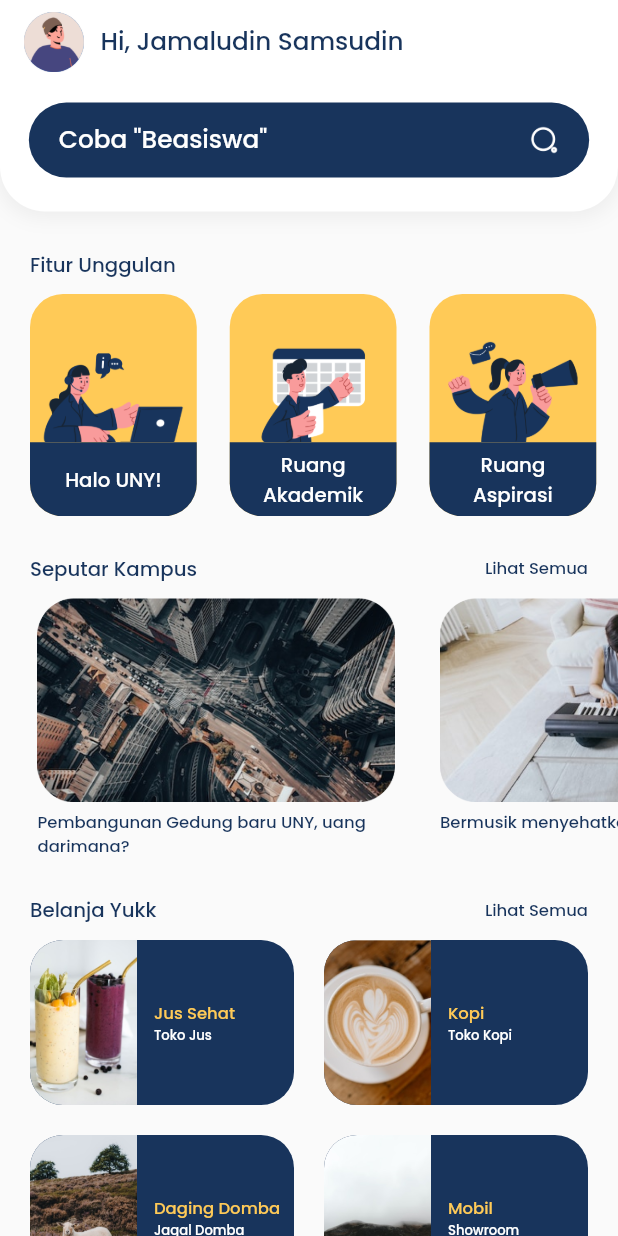
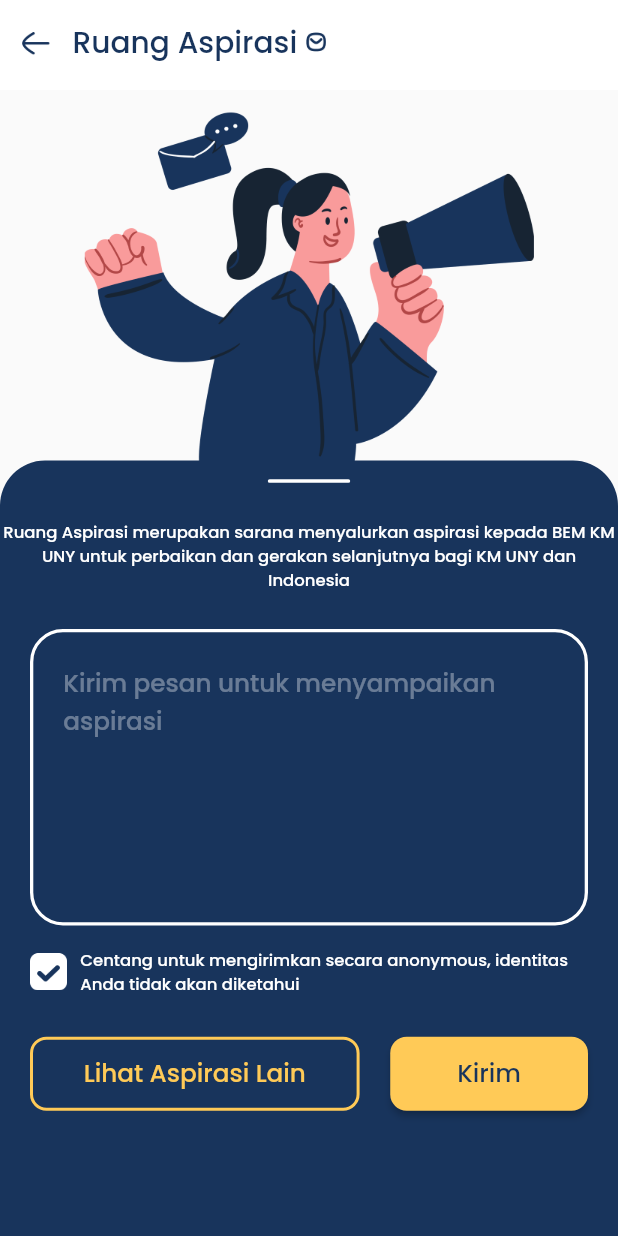
Before and after one commit to dxkrn/ruangtemu-apps, a Flutter app: the screen it shows after launch, after a tap on an icon or button, on a phone screen of 412 x 824 dp. Run offline on Flutter 3.47's test engine with Material 2 defaults, Android fonts, the phone set to English and light mode, and no system bars; our stand-ins replace flutter_screenutil, google_fonts, google_sign_in, liquid_swipe, smooth_page_indicator.

Commit message:
Create Ruang Aspirasi Page

```diff
--- /dev/null
+++ b/lib/Pages/Features/Aspirasi/ruang_aspirasi_form.dart
@@ -0,0 +1,208 @@
+import 'package:flutter/material.dart';
+import 'package:flutter_screenutil/flutter_screenutil.dart';
+import 'package:ruang_temu_apps/Widgets/feature_appbar.dart';
+import 'package:ruang_temu_apps/Widgets/rounded_button.dart';
+import 'package:ruang_temu_apps/Widgets/rounded_button_border.dart';
+import 'package:ruang_temu_apps/themes.dart';
+
+class RuangAspirasiForm extends StatefulWidget {
+  const RuangAspirasiForm({super.key});
+
+  @override
+  State<RuangAspirasiForm> createState() => _RuangAspirasiFormState();
+}
+
+class _RuangAspirasiFormState extends State<RuangAspirasiForm> {
+  bool isChecked = false;
+  @override
+  Widget build(BuildContext context) {
+    double deviceWidth = MediaQuery.of(context).size.width;
+    double deviceHeight = MediaQuery.of(context).size.height;
+    return Scaffold(
+      appBar: FeatureAppbar(
+        title: 'Ruang Aspirasi',
+        iconSrc: 'assets/icons/icon_mail.png',
+      ),
+      body: Stack(
+        children: [
+          Hero(
+            tag: 'assets/images/img_ill_aspirasi.png',
+            child: Container(
+              height: 200.h,
+              decoration: BoxDecoration(
+                image: DecorationImage(
+                  image: AssetImage('assets/images/img_ill_aspirasi.png'),
+                ),
+              ),
+            ),
+          ),
+          ListView(
+            children: [
+              Container(
+                height: 200.h,
+              ),
+              Container(
+                height: deviceHeight - 200.h,
+                decoration: BoxDecoration(
+                  borderRadius: BorderRadius.only(
+                    topLeft: Radius.circular(30),
+                    topRight: Radius.circular(30),
+                  ),
+                  color: blueColor,
+                ),
+                child: Column(
+                  children: [
+                    SizedBox(
+                      height: 10.h,
+                    ),
+                    Container(
+                      width: 50.w,
+                      height: 2.h,
+                      decoration: BoxDecoration(
+                        color: whiteColor,
+                        borderRadius: BorderRadius.circular(30.r),
+                      ),
+                    ),
+                    SizedBox(
+                      height: 20.h,
+                    ),
+                    Text(
+                      'Ruang Aspirasi merupakan sarana menyalurkan aspirasi kepada BEM KM UNY untuk perbaikan dan gerakan selanjutnya bagi KM UNY dan Indonesia',
+                      style: heading3TextStyle.copyWith(
+                        color: whiteColor,
+                      ),
+                      textAlign: TextAlign.center,
+                    ),
+                    SizedBox(
+                      height: 20.h,
+                    ),
+                    Container(
+                      padding: EdgeInsets.symmetric(
+                        horizontal: 20,
+                      ),
+                      height: 160.h,
+                      child: Container(
+                        alignment: Alignment.topLeft,
+                        padding: EdgeInsets.symmetric(
+                          horizontal: 20,
+                          vertical: 10,
+                        ),
+                        decoration: BoxDecoration(
+                          borderRadius: BorderRadius.circular(20.r),
+                          border: Border.all(
+                            color: whiteColor,
+                            width: 2.w,
+                          ),
+                        ),
+                        child: TextField(
+                          keyboardType: TextInputType.multiline,
+                          minLines: 1,
+                          maxLines: 7,
+                          style: heading1MediumTextStyle.copyWith(
+                            color: whiteColor,
+                          ),
+                          decoration: InputDecoration(
+                            border: InputBorder.none,
+                            hintStyle: heading1MediumTextStyle.copyWith(
+                              color: whiteColor.withAlpha(90),
+                            ),
+                            hintMaxLines: 7,
+                            hintText: 'Kirim pesan untuk menyampaikan aspirasi',
+                          ),
+                        ),
+                      ),
+                    ),
+
+                    //checklist
+                    Container(
+                      padding: EdgeInsets.symmetric(
+                        horizontal: 20,
+                      ),
+                      height: 50.h,
+                      child: Row(
+                        children: [
+                          GestureDetector(
+                            onTap: () {
+                              setState(() {
+                                isChecked = !isChecked;
+                              });
+                            },
+                            child: isChecked
+                                ? Container(
+                                    width: 20.h,
+                                    height: 20.h,
+                                    decoration: BoxDecoration(
+                                      borderRadius: BorderRadius.circular(5.r),
+                                      border: Border.all(
+                                        color: whiteColor,
+                                        width: 2,
+                                      ),
+                                    ),
+                                  )
+                                : SizedBox(
+                                    width: 20.h,
+                                    height: 20.h,
+                                    child: Image(
+                                      image: AssetImage(
+                                          'assets/icons/icon_check.png'),
+                                    ),
+                                  ),
+                          ),
+                          SizedBox(
+                            width: 8.w,
+                          ),
+                          SizedBox(
+                            width: 300.w,
+                            child: Text(
+                              'Centang untuk mengirimkan secara anonymous, identitas Anda tidak akan diketahui',
+                              maxLines: 3,
+                              style: heading3TextStyle.copyWith(
+                                color: whiteColor,
+                              ),
+                            ),
+                          ),
+                        ],
+                      ),
+                    ),
+                    SizedBox(
+                      height: 10.h,
+                    ),
+                    Container(
+                      padding: EdgeInsets.symmetric(
+                        horizontal: 20,
+                      ),
+                      child: Row(
+                        mainAxisAlignment: MainAxisAlignment.spaceBetween,
+                        children: [
+                          RoundedButtonBorder(
+                            width: 200.w,
+                            height: 40.h,
+                            text: 'Lihat Aspirasi Lain',
+                            borderColor: yellowColor,
+                            borderWidth: 2,
+                            textColor: yellowColor,
+                            onPressed: () {},
+                          ),
+                          RoundedButton(
+                            width: 120.w,
+                            height: 40.h,
+                            text: 'Kirim',
+                            buttonColor: yellowColor,
+                            textColor: blueColor,
+                            onPressed: () {
+                              Navigator.pushNamed(context, '/aspirasiThanks');
+                            },
+                          ),
+                        ],
+                      ),
+                    ),
+                  ],
+                ),
+              ),
+            ],
+          ),
+        ],
+      ),
+    );
+  }
+}
--- a/lib/Widgets/rounded_button.dart
+++ b/lib/Widgets/rounded_button.dart
@@ -32,7 +32,7 @@ class RoundedButton extends StatelessWidget {
           backgroundColor: MaterialStateProperty.all(buttonColor),
           shape: MaterialStateProperty.all(
             RoundedRectangleBorder(
-              borderRadius: BorderRadius.circular(30.r),
+              borderRadius: BorderRadius.circular(10.r),
             ),
           ),
         ),
--- /dev/null
+++ b/lib/Widgets/rounded_button_border.dart
@@ -0,0 +1,54 @@
+import 'package:flutter/material.dart';
+import 'package:flutter_screenutil/flutter_screenutil.dart';
+
+import '../themes.dart';
+
+class RoundedButtonBorder extends StatelessWidget {
+  RoundedButtonBorder({
+    Key? key,
+    required this.width,
+    required this.height,
+    required this.text,
+    required this.borderColor,
+    required this.borderWidth,
+    required this.textColor,
+    required this.onPressed,
+  }) : super(key: key);
+
+  double width;
+  double height;
+  double borderWidth;
+  String text;
+  Color borderColor;
+  Color textColor;
+  Function onPressed;
+
+  @override
+  Widget build(BuildContext context) {
+    return Container(
+      width: width,
+      height: height,
+      child: GestureDetector(
+        onTap: () => onPressed,
+        child: Container(
+          alignment: Alignment.center,
+          width: width,
+          height: height,
+          child: Text(
+            text,
+            style: heading1MediumTextStyle.copyWith(
+              color: textColor,
+            ),
+          ),
+          decoration: BoxDecoration(
+            borderRadius: BorderRadius.circular(10.r),
+            border: Border.all(
+              width: borderWidth,
+              color: borderColor,
+            ),
+          ),
+        ),
+      ),
+    );
+  }
+}
--- a/lib/main.dart
+++ b/lib/main.dart
@@ -1,6 +1,9 @@
 import 'package:flutter/material.dart';
 import 'package:flutter_screenutil/flutter_screenutil.dart';
 
+import 'Pages/Features/Aspirasi/ruang_aspirasi_form.dart';
+import 'Pages/Features/Aspirasi/ruang_aspirasi_page.dart';
+import 'Pages/Features/Aspirasi/ruang_aspirasi_thanks.dart';
 import 'Pages/Features/HaloUNY/halouny_page.dart';
 import 'Pages/home_page.dart';
 import 'Pages/onboarding_page.dart';
@@ -24,6 +27,11 @@ class MyApp extends StatelessWidget {
 
           //HaloUNY!
           '/halouny': (context) => const HalounyPage(),
+
+          //Aspirasi
+          '/aspirasi': (context) => const RuangAspirasiForm(),
+          '/aspirasiThanks': (context) => const RuangAspirasiThanks(),
+          '/aspirasiPage': (context) => const RuangAspirasiPage(),
         },
       ),
       designSize: const Size(375, 667),
```
Also changed, not shown: lib/Pages/Features/Aspirasi/ruang_aspirasi_page.dart (added, +217 -0 lines), lib/Pages/Features/Aspirasi/ruang_aspirasi_thanks.dart (added, +76 -0 lines).
